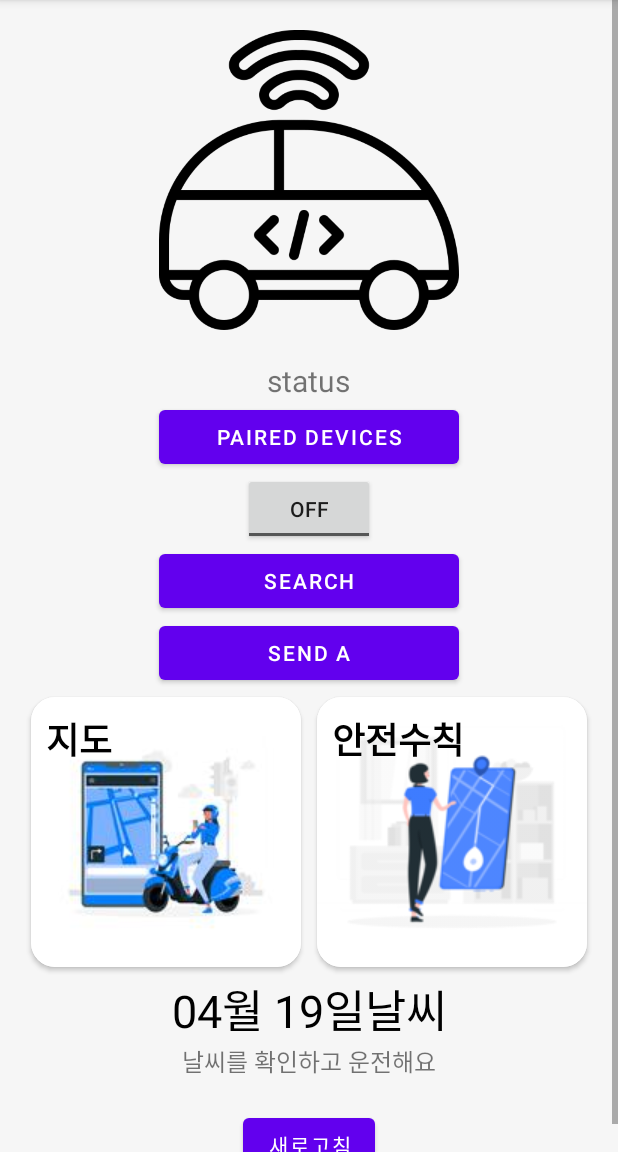
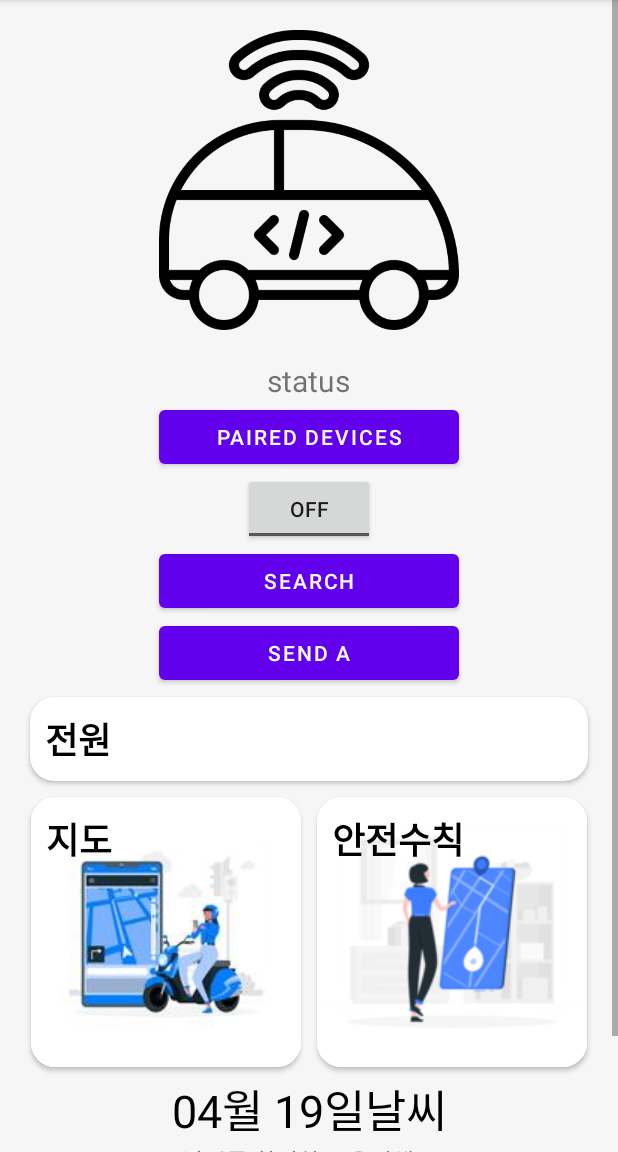
Before and after one commit to junjange/MECA-PMD-Key-Android, an Android app: the MainActivity screen opened directly, with no data from a screen before it, on a phone screen of 412 x 824 dp, the part 84-1236 px from its top. Run offline under Robolectric (Android 15) with nearby library versions, the phone set to English and light mode, and no system bars; our stand-ins replace Room's generated code, data binding; libraries missing offline, so code that uses them is left out: com.kakao.sdk, net.daum.mf.

Commit message:
22.04.19Update
- UI 수정

```diff
--- a/app/src/main/res/layout/activity_main.xml
+++ b/app/src/main/res/layout/activity_main.xml
@@ -68,6 +68,34 @@
                 android:onClick="@{mainActivity :: onClickButtonSend}"
                 android:layout_width="200dp"
                 android:layout_height="wrap_content"/>
+
+
+            <androidx.cardview.widget.CardView
+                android:layout_width="match_parent"
+                android:layout_height="0dp"
+                android:backgroundTint="@color/white"
+                android:clipToPadding="true"
+                android:layout_weight="1"
+                app:cardCornerRadius="16dp"
+                android:layout_marginLeft="20dp"
+                android:layout_marginRight="20dp"
+                android:layout_marginBottom="5dp"
+                android:layout_marginTop="5dp">
+
+
+                <TextView
+                    android:layout_width="wrap_content"
+                    android:layout_height="wrap_content"
+                    android:text="전원"
+                    android:textColor="@color/black"
+                    android:textStyle="bold"
+                    android:textSize="24dp"
+                    android:layout_margin="10dp"
+                    android:visibility="visible"
+                    />
+
+
+            </androidx.cardview.widget.CardView>
 
             <LinearLayout
                 android:layout_width="wrap_content"
```
